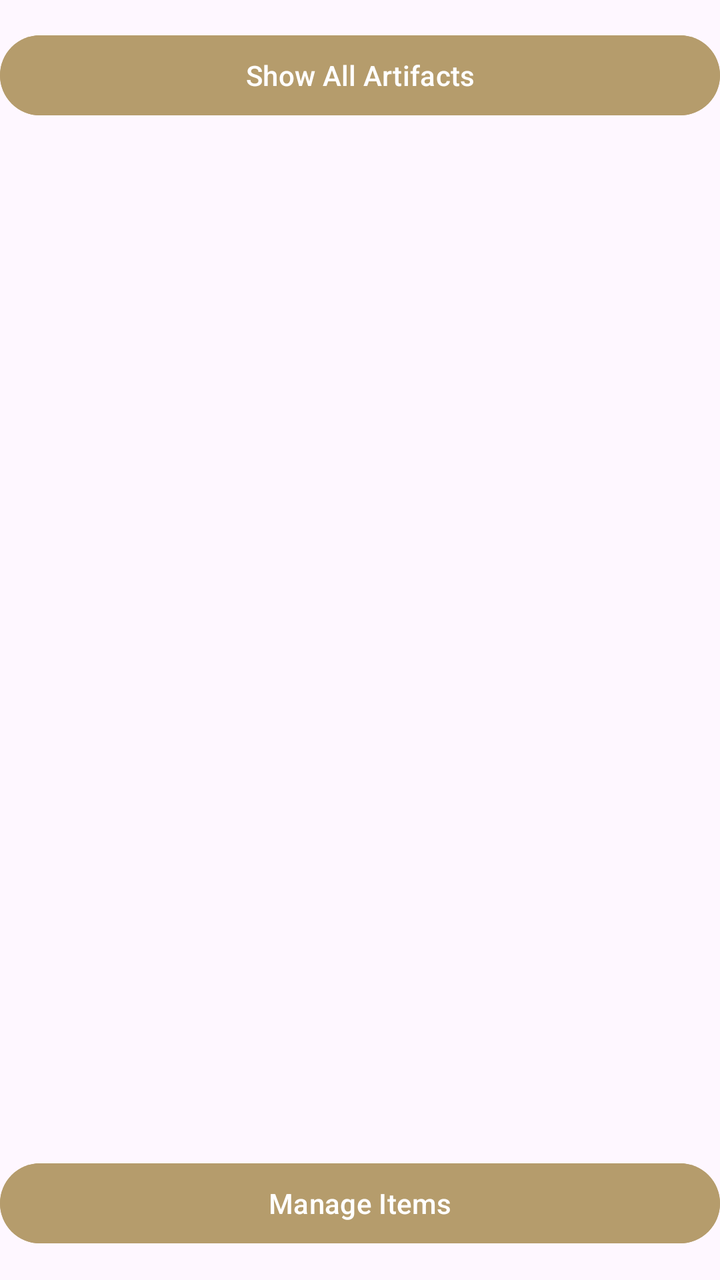
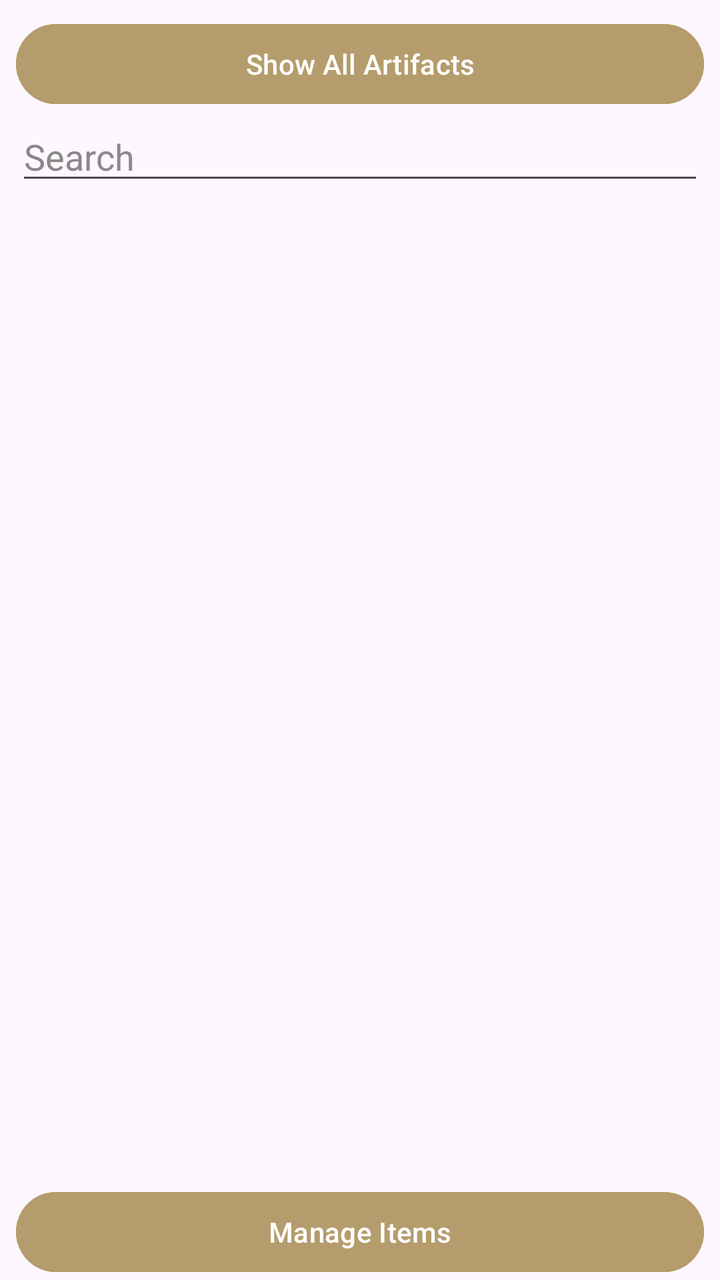

The first picture is an Android layout as it rendered before a commit; the second is the same layout after the commit. The layout source and the unified diff follow.
<!-- AndroidManifest.xml: application theme Theme.B07DemoSummer2024 -->
<!-- res/layout/activity_home_fragment.xml -->
<?xml version="1.0" encoding="utf-8"?>
<androidx.constraintlayout.widget.ConstraintLayout xmlns:android="http://schemas.android.com/apk/res/android"
    xmlns:app="http://schemas.android.com/apk/res-auto"
    xmlns:tools="http://schemas.android.com/tools"
    android:layout_width="match_parent"
    android:layout_height="match_parent"
    tools:context=".HomeFragment">

    <Button
        android:id="@+id/buttonFilterSaved"
        android:layout_width="0dp"
        android:layout_height="wrap_content"
        android:backgroundTint="@color/lightgold"
        android:text="@string/show_all"
        app:layout_constraintBottom_toBottomOf="parent"
        app:layout_constraintEnd_toEndOf="parent"
        app:layout_constraintHorizontal_bias="0.0"
        app:layout_constraintStart_toStartOf="parent"
        app:layout_constraintTop_toTopOf="parent"
        app:layout_constraintVertical_bias="0.023" />

    <Button
        android:id="@+id/buttonManageItems"
        android:layout_width="0dp"
        android:layout_height="wrap_content"
        android:backgroundTint="@color/lightgold"
        android:text="@string/manage_items"
        app:layout_constraintBottom_toBottomOf="parent"
        app:layout_constraintEnd_toEndOf="parent"
        app:layout_constraintHorizontal_bias="0.0"
        app:layout_constraintStart_toStartOf="parent"
        app:layout_constraintTop_toTopOf="parent"
        app:layout_constraintVertical_bias="0.976" />

    <androidx.recyclerview.widget.RecyclerView
        android:id="@+id/artifactCardGrid"
        android:layout_width="0dp"
        android:layout_height="0dp"
        app:layout_constraintBottom_toTopOf="@+id/buttonManageItems"
        app:layout_constraintEnd_toEndOf="parent"
        app:layout_constraintHorizontal_bias="0.0"
        app:layout_constraintStart_toStartOf="parent"
        app:layout_constraintTop_toBottomOf="@+id/buttonFilterSaved"
        app:layout_constraintVertical_bias="0.0" />

</androidx.constraintlayout.widget.ConstraintLayout>
<!-- resources referenced by this layout -->
<resources>
  <color name="lightgold">#B59C6C</color>
  <string name="manage_items">Manage Items</string>
  <string name="show_all">Show All Artifacts</string>
  <style name="Theme.B07DemoSummer2024" parent="Base.Theme.B07DemoSummer2024" />
  <style name="Base.Theme.B07DemoSummer2024" parent="Theme.Material3.DayNight.NoActionBar">
          
          
          <item name="android:statusBarColor">@color/softblack</item>
          <item name="android:navigationBarColor">@color/softblack</item>
      </style>
  <color name="softblack">#161515</color>
</resources>

<!-- the commit's change to res/layout/activity_home_fragment.xml (unified diff, before → after) -->
@@ -10,37 +10,55 @@
         android:id="@+id/buttonFilterSaved"
         android:layout_width="0dp"
         android:layout_height="wrap_content"
+        android:layout_marginStart="8dp"
+        android:layout_marginTop="8dp"
+        android:layout_marginEnd="8dp"
         android:backgroundTint="@color/lightgold"
         android:text="@string/show_all"
-        app:layout_constraintBottom_toBottomOf="parent"
         app:layout_constraintEnd_toEndOf="parent"
         app:layout_constraintHorizontal_bias="0.0"
         app:layout_constraintStart_toStartOf="parent"
-        app:layout_constraintTop_toTopOf="parent"
-        app:layout_constraintVertical_bias="0.023" />
+        app:layout_constraintTop_toTopOf="parent" />
 
     <Button
         android:id="@+id/buttonManageItems"
         android:layout_width="0dp"
         android:layout_height="wrap_content"
+        android:layout_marginStart="8dp"
+        android:layout_marginEnd="8dp"
         android:backgroundTint="@color/lightgold"
         android:text="@string/manage_items"
         app:layout_constraintBottom_toBottomOf="parent"
         app:layout_constraintEnd_toEndOf="parent"
         app:layout_constraintHorizontal_bias="0.0"
-        app:layout_constraintStart_toStartOf="parent"
-        app:layout_constraintTop_toTopOf="parent"
-        app:layout_constraintVertical_bias="0.976" />
+        app:layout_constraintStart_toStartOf="parent" />
 
     <androidx.recyclerview.widget.RecyclerView
         android:id="@+id/artifactCardGrid"
         android:layout_width="0dp"
         android:layout_height="0dp"
+        android:layout_marginTop="8dp"
+        android:layout_marginBottom="8dp"
         app:layout_constraintBottom_toTopOf="@+id/buttonManageItems"
         app:layout_constraintEnd_toEndOf="parent"
-        app:layout_constraintHorizontal_bias="0.0"
+        app:layout_constraintHorizontal_bias="1.0"
         app:layout_constraintStart_toStartOf="parent"
-        app:layout_constraintTop_toBottomOf="@+id/buttonFilterSaved"
-        app:layout_constraintVertical_bias="0.0" />
+        app:layout_constraintTop_toBottomOf="@+id/homeSearchEditText"
+        app:layout_constraintVertical_bias="1.0" />
+
+    <EditText
+        android:id="@+id/homeSearchEditText"
+        android:layout_width="0dp"
+        android:layout_height="wrap_content"
+        android:layout_marginStart="8dp"
+        android:layout_marginEnd="8dp"
+        android:ems="10"
+        android:hint="@android:string/search_go"
+        android:inputType="text"
+        android:textColor="@color/white"
+        android:textColorHint="@color/editor_hint"
+        app:layout_constraintEnd_toEndOf="parent"
+        app:layout_constraintStart_toStartOf="parent"
+        app:layout_constraintTop_toBottomOf="@+id/buttonFilterSaved" />
 
 </androidx.constraintlayout.widget.ConstraintLayout>
<!-- resource entries referenced after the edit -->
@@ -1,6 +1,8 @@
 <!-- resources referenced by this layout -->
 <resources>
+  <color name="editor_hint">#FF898989</color>
   <color name="lightgold">#B59C6C</color>
+  <color name="white">#FFFFFFFF</color>
   <string name="manage_items">Manage Items</string>
   <string name="show_all">Show All Artifacts</string>
   <style name="Theme.B07DemoSummer2024" parent="Base.Theme.B07DemoSummer2024" />
